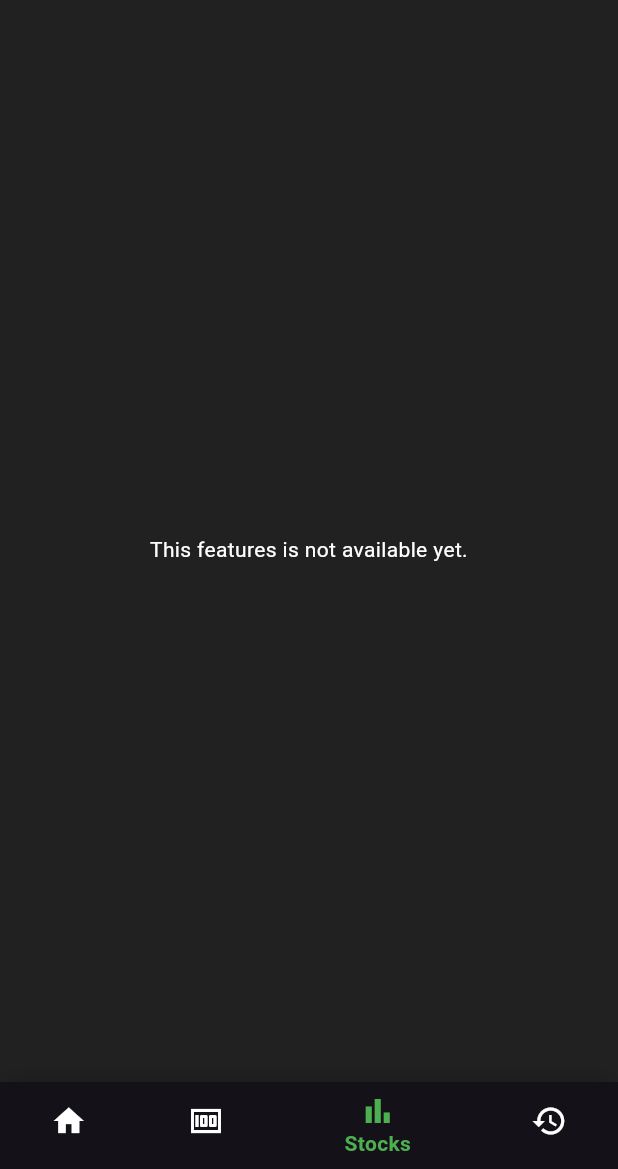
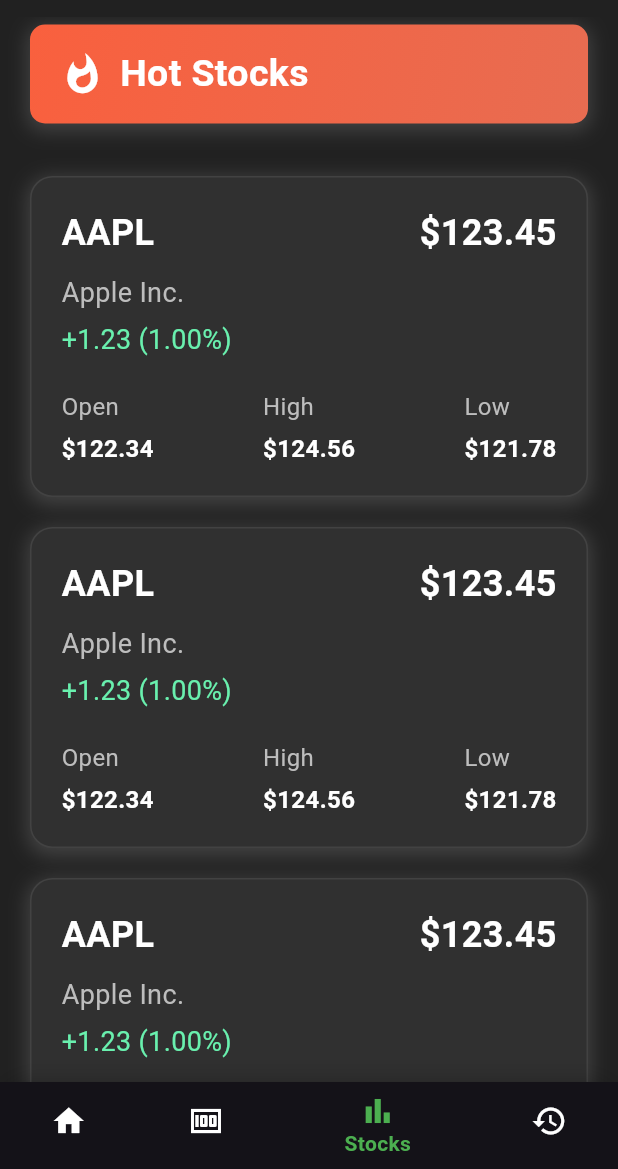
Before and after one commit to surajpahari/walletwise, a Flutter app: the BottomNavigation screen opened directly, item 3 of the bottom bar chosen, on a phone screen of 412 x 824 dp, the part 67-1236 px from its top. Run offline on Flutter 3.47's test engine with Material 3 defaults, Android fonts, the phone set to English and light mode, and no system bars; our stand-ins replace fl_chart, get.

Commit message:
stock screen and stock card

```diff
--- a/frontend/lib/screens/stock_screen.dart
+++ b/frontend/lib/screens/stock_screen.dart
@@ -1,16 +1,59 @@
 import 'package:flutter/material.dart';
+import 'package:walletwise/utils/cards/stock_card.dart';
 
 class StockScreen extends StatelessWidget {
   const StockScreen({Key? key}) : super(key: key);
 
   @override
   Widget build(BuildContext context) {
-    return const Center(
-      child: Text(
-        'This features is not available yet.',
-        textAlign: TextAlign.center, // Center the text horizontally
-        style: TextStyle(
-          color: Colors.white,
+    return Theme(
+      data: ThemeData.dark(),
+      child: Center(
+        child: Column(
+          children: [
+            Container(
+              margin: EdgeInsets.symmetric(horizontal: 20.0, vertical: 5.0),
+              decoration: BoxDecoration(
+                borderRadius: BorderRadius.circular(10),
+                boxShadow: [
+                  BoxShadow(
+                    color: Colors.grey[800]!,
+                    spreadRadius: 2,
+                    blurRadius: 10,
+                    offset: Offset(0, 3),
+                  ),
+                ],
+                gradient: LinearGradient(
+                  colors: [Color(0xFFF9603E), Color(0xFFE86C51)],
+                  begin: Alignment.topLeft,
+                  end: Alignment.bottomRight,
+                ),
+              ),
+              padding: EdgeInsets.symmetric(horizontal: 20, vertical: 15),
+              child: Row(
+                children: [
+                  Icon(
+                    Icons.whatshot,
+                    color: Colors.white,
+                    size: 30,
+                  ),
+                  SizedBox(width: 10),
+                  Text(
+                    "Hot Stocks",
+                    style: TextStyle(
+                      fontSize: 25,
+                      fontWeight: FontWeight.bold,
+                      color: Colors.white,
+                    ),
+                  ),
+                ],
+              ),
+            ),
+            SizedBox(height: 20),
+            StockCard(),
+            StockCard(),
+            StockCard(),
+          ],
         ),
       ),
     );
--- /dev/null
+++ b/frontend/lib/utils/cards/stock_card.dart
@@ -0,0 +1,138 @@
+import 'package:flutter/material.dart';
+
+class StockCard extends StatelessWidget {
+  @override
+  Widget build(BuildContext context) {
+    return Container(
+      margin: EdgeInsets.symmetric(horizontal: 20.0, vertical: 10.0),
+      padding: EdgeInsets.all(20.0),
+      decoration: BoxDecoration(
+        borderRadius: BorderRadius.circular(15.0),
+        color: Colors.grey[850],
+        boxShadow: [
+          BoxShadow(
+            color: Colors.grey[800]!,
+            spreadRadius: 2,
+            blurRadius: 10,
+            offset: Offset(0, 3),
+          ),
+        ],
+        border: Border.all(
+          color: Colors.grey[800]!,
+          width: 1,
+        ),
+      ),
+      child: Column(
+        crossAxisAlignment: CrossAxisAlignment.start,
+        children: [
+          Row(
+            mainAxisAlignment: MainAxisAlignment.spaceBetween,
+            children: [
+              Text(
+                'AAPL',
+                style: TextStyle(
+                  fontSize: 24.0,
+                  fontWeight: FontWeight.bold,
+                  color: Colors.white, // Text color
+                ),
+              ),
+              Text(
+                '\$123.45',
+                style: TextStyle(
+                  fontSize: 24.0,
+                  fontWeight: FontWeight.bold,
+                  color: Colors.white, // Text color
+                ),
+              ),
+            ],
+          ),
+          SizedBox(height: 10.0),
+          Text(
+            'Apple Inc.',
+            style: TextStyle(
+              fontSize: 18.0,
+              color: Colors.grey[400], // Lighter text color
+            ),
+          ),
+          SizedBox(height: 5.0),
+          Text(
+            '+1.23 (1.00%)',
+            style: TextStyle(
+              fontSize: 18.0,
+              color: Colors.greenAccent, // Green text color
+            ),
+          ),
+          SizedBox(height: 20.0),
+          Row(
+            mainAxisAlignment: MainAxisAlignment.spaceBetween,
+            children: [
+              Column(
+                crossAxisAlignment: CrossAxisAlignment.start,
+                children: [
+                  Text(
+                    'Open',
+                    style: TextStyle(
+                      fontSize: 16.0,
+                      color: Colors.grey[400], // Lighter text color
+                    ),
+                  ),
+                  SizedBox(height: 5.0),
+                  Text(
+                    '\$122.34',
+                    style: TextStyle(
+                      fontSize: 16.0,
+                      fontWeight: FontWeight.bold,
+                      color: Colors.white, // Text color
+                    ),
+                  ),
+                ],
+              ),
+              Column(
+                crossAxisAlignment: CrossAxisAlignment.start,
+                children: [
+                  Text(
+                    'High',
+                    style: TextStyle(
+                      fontSize: 16.0,
+                      color: Colors.grey[400], // Lighter text color
+                    ),
+                  ),
+                  SizedBox(height: 5.0),
+                  Text(
+                    '\$124.56',
+                    style: TextStyle(
+                      fontSize: 16.0,
+                      fontWeight: FontWeight.bold,
+                      color: Colors.white, // Text color
+                    ),
+                  ),
+                ],
+              ),
+              Column(
+                crossAxisAlignment: CrossAxisAlignment.start,
+                children: [
+                  Text(
+                    'Low',
+                    style: TextStyle(
+                      fontSize: 16.0,
+                      color: Colors.grey[400], // Lighter text color
+                    ),
+                  ),
+                  SizedBox(height: 5.0),
+                  Text(
+                    '\$121.78',
+                    style: TextStyle(
+                      fontSize: 16.0,
+                      fontWeight: FontWeight.bold,
+                      color: Colors.white, // Text color
+                    ),
+                  ),
+                ],
+              ),
+            ],
+          ),
+        ],
+      ),
+    );
+  }
+}
```
